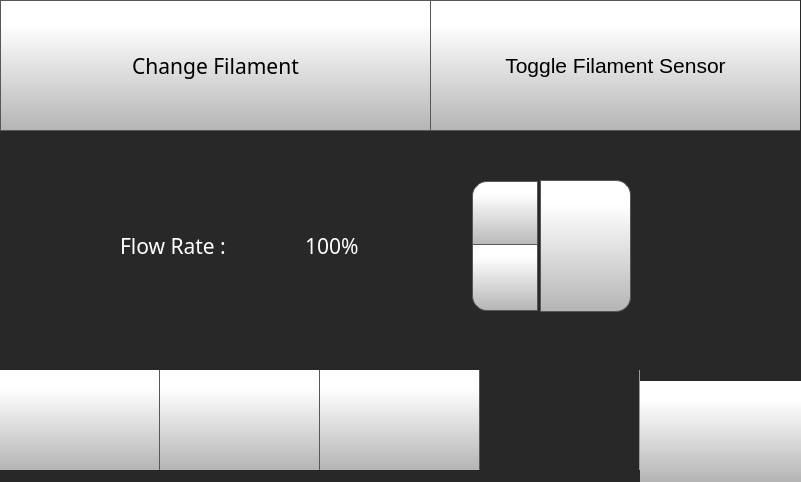
Above: src/ui/control_screen/control_screen.ui from FracktalWorks/ControlCenter before the change. Below: the same form after it.
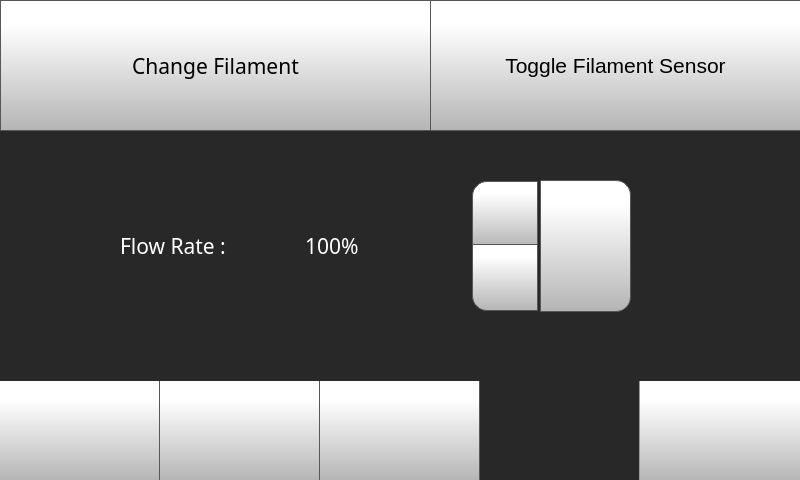
That is the form after the change. Icons and pictures are not drawn.

```diff
--- a/src/ui/control_screen/control_screen.ui
+++ b/src/ui/control_screen/control_screen.ui
@@ -6,10 +6,22 @@
    <rect>
     <x>0</x>
     <y>0</y>
-    <width>801</width>
-    <height>482</height>
+    <width>800</width>
+    <height>480</height>
    </rect>
   </property>
+  <property name="minimumSize">
+   <size>
+    <width>800</width>
+    <height>480</height>
+   </size>
+  </property>
+  <property name="maximumSize">
+   <size>
+    <width>800</width>
+    <height>480</height>
+   </size>
+  </property>
   <property name="windowTitle">
    <string>Form</string>
   </property>
@@ -22,7 +34,7 @@
      <x>0</x>
      <y>-10</y>
      <width>800</width>
-     <height>480</height>
+     <height>491</height>
     </rect>
    </property>
    <property name="sizePolicy">
@@ -33,14 +45,14 @@
    </property>
    <property name="minimumSize">
     <size>
-     <width>800</width>
-     <height>480</height>
+     <width>0</width>
+     <height>0</height>
     </size>
    </property>
    <property name="maximumSize">
     <size>
-     <width>800</width>
-     <height>480</height>
+     <width>166000</width>
+     <height>116900</height>
     </size>
    </property>
    <property name="font">
```
Left out of the diff: 73 changed lines with no effect on the pictures.
